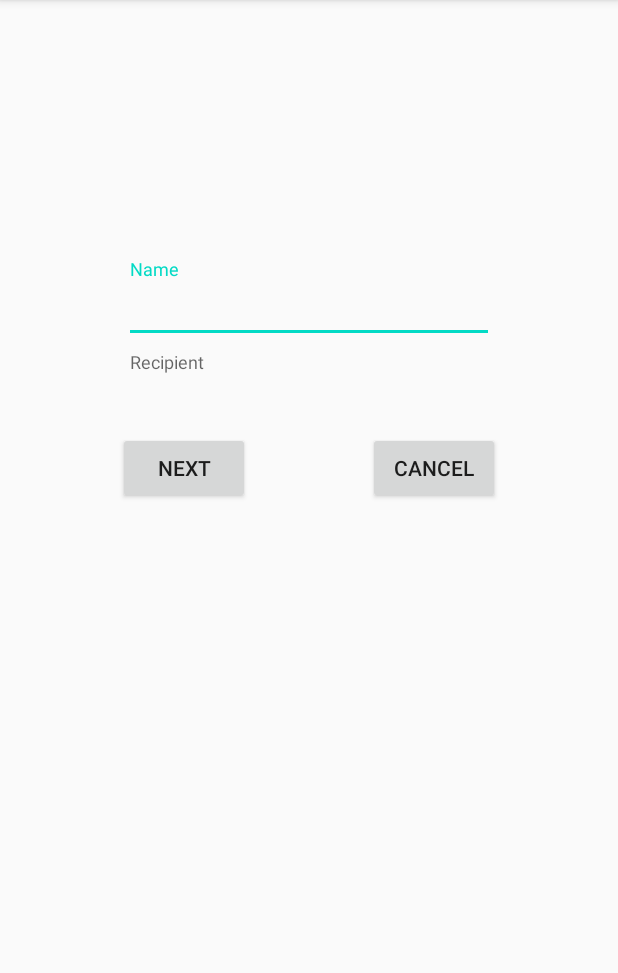
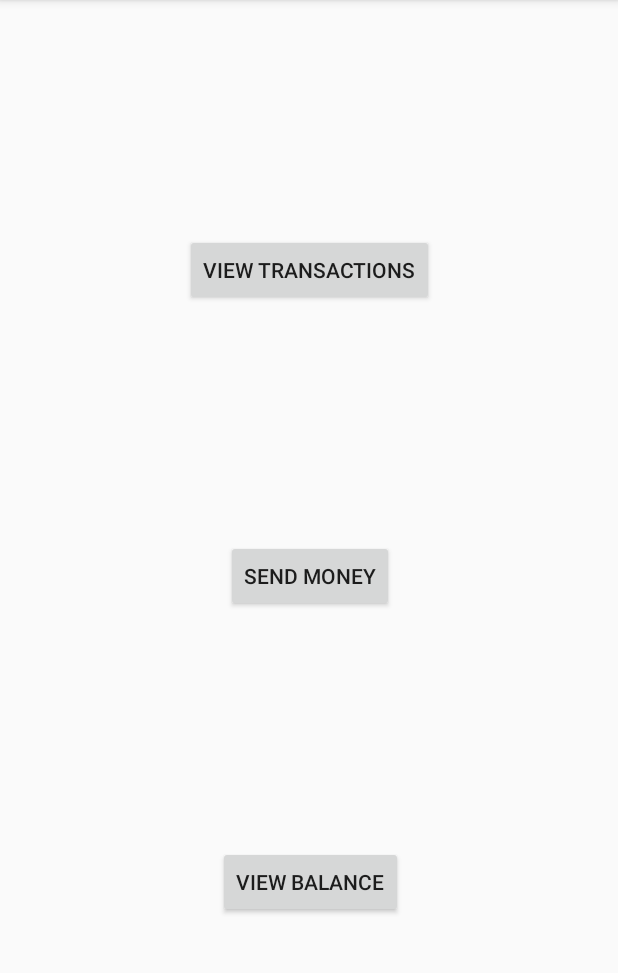
Before and after one commit to ArtemisSoftware/Poseidon-Navigation, an Android app: the screen it shows after launch (MainActivity), on a phone screen of 412 x 824 dp, the part 84-1057 px from its top. Run offline under Robolectric (Android 15) with nearby library versions, the phone set to English and light mode, and no system bars.

Commit message:
NavController and OnClick Listeners

```diff
--- a/app/src/main/java/com/artemissoftware/poseidonnavegation/MainFragment.kt
+++ b/app/src/main/java/com/artemissoftware/poseidonnavegation/MainFragment.kt
@@ -5,9 +5,14 @@ import androidx.fragment.app.Fragment
 import android.view.LayoutInflater
 import android.view.View
 import android.view.ViewGroup
+import androidx.navigation.NavController
+import androidx.navigation.Navigation
+import kotlinx.android.synthetic.main.fragment_main.*
 
 
-class MainFragment : Fragment() {
+class MainFragment : Fragment(), View.OnClickListener {
+
+    lateinit var navController : NavController
 
     override fun onCreateView(
         inflater: LayoutInflater, container: ViewGroup?,
@@ -17,4 +22,23 @@ class MainFragment : Fragment() {
         return inflater.inflate(R.layout.fragment_main, container, false)
     }
 
+    override fun onViewCreated(view: View, savedInstanceState: Bundle?) {
+        super.onViewCreated(view, savedInstanceState)
+
+        navController = Navigation.findNavController(view)
+        view_transactions_btn.setOnClickListener(this)
+        send_money_btn.setOnClickListener(this)
+        view_balance_btn.setOnClickListener(this)
+
+    }
+
+    override fun onClick(v: View?) {
+        when(v!!.id){
+            R.id.view_transactions_btn -> navController.navigate(R.id.action_mainFragment_to_viewTransactionFragment)
+            R.id.send_money_btn -> navController.navigate(R.id.action_mainFragment_to_chooseRecipientFragment)
+            R.id.view_balance_btn -> navController.navigate(R.id.action_mainFragment_to_viewBalanceFragment)
+        }
+    }
+
+
 }
--- a/app/src/main/res/navigation/nav_graph.xml
+++ b/app/src/main/res/navigation/nav_graph.xml
@@ -3,17 +3,9 @@
     xmlns:app="http://schemas.android.com/apk/res-auto"
     xmlns:tools="http://schemas.android.com/tools"
     android:id="@+id/nav_graph"
-    app:startDestination="@id/chooseRecipientFragment">
+    app:startDestination="@id/mainFragment">
 
-    <fragment
-        android:id="@+id/chooseRecipientFragment"
-        android:name="com.artemissoftware.poseidonnavegation.ChooseRecipientFragment"
-        android:label="fragment_choose_recipient"
-        tools:layout="@layout/fragment_choose_recipient" >
-        <action
-            android:id="@+id/action_chooseRecipientFragment_to_specifyAmountFragment"
-            app:destination="@id/specifyAmountFragment" />
-    </fragment>
+
     <fragment
         android:id="@+id/mainFragment"
         android:name="com.artemissoftware.poseidonnavegation.MainFragment"
@@ -29,6 +21,17 @@
             android:id="@+id/action_mainFragment_to_viewBalanceFragment"
             app:destination="@id/viewBalanceFragment" />
     </fragment>
+
+    <fragment
+        android:id="@+id/chooseRecipientFragment"
+        android:name="com.artemissoftware.poseidonnavegation.ChooseRecipientFragment"
+        android:label="fragment_choose_recipient"
+        tools:layout="@layout/fragment_choose_recipient" >
+        <action
+            android:id="@+id/action_chooseRecipientFragment_to_specifyAmountFragment"
+            app:destination="@id/specifyAmountFragment" />
+    </fragment>
+
     <fragment
         android:id="@+id/viewBalanceFragment"
         android:name="com.artemissoftware.poseidonnavegation.ViewBalanceFragment"
```
Also changed, not shown: app/src/main/java/com/artemissoftware/poseidonnavegation/ChooseRecipientFragment.kt (+23 -1 lines), app/src/main/java/com/artemissoftware/poseidonnavegation/SpecifyAmountFragment.kt (+22 -1 lines).
